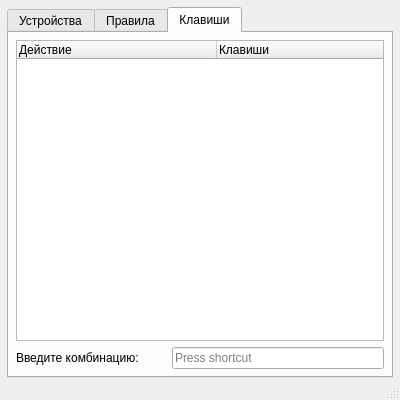
Old version of the form uisrc/window/settings.ui in the repository StarterCraft/leafyy.
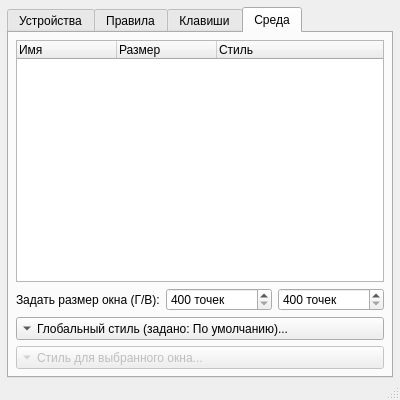
New version of the form.

The edit to the form file:
```diff
--- a/uisrc/window/settings.ui
+++ b/uisrc/window/settings.ui
@@ -36,7 +36,7 @@
     <item>
      <widget class="QTabWidget" name="tabs">
       <property name="currentIndex">
-       <number>2</number>
+       <number>3</number>
       </property>
       <widget class="QWidget" name="tabDevices">
        <attribute name="title">
@@ -200,7 +200,7 @@
         <item>
          <layout class="QHBoxLayout" name="horizontalLayout_3">
           <item>
-           <widget class="QLabel" name="label">
+           <widget class="QLabel" name="lblSequenceEdit">
             <property name="minimumSize">
              <size>
               <width>150</width>
@@ -219,6 +219,137 @@
         </item>
        </layout>
       </widget>
+      <widget class="QWidget" name="tabEnvironment">
+       <attribute name="title">
+        <string>Среда</string>
+       </attribute>
+       <layout class="QVBoxLayout" name="verticalLayout_5">
+        <property name="leftMargin">
+         <number>7</number>
+        </property>
+        <property name="topMargin">
+         <number>7</number>
+        </property>
+        <property name="rightMargin">
+         <number>7</number>
+        </property>
+        <property name="bottomMargin">
+         <number>7</number>
+        </property>
+        <item>
+         <widget class="QTreeWidget" name="treeUi">
+          <property name="itemsExpandable">
+           <bool>false</bool>
+          </property>
+          <column>
+           <property name="text">
+            <string>Имя</string>
+           </property>
+          </column>
+          <column>
+           <property name="text">
+            <string>Размер</string>
+           </property>
+          </column>
+          <column>
+           <property name="text">
+            <string>Стиль</string>
+           </property>
+          </column>
+         </widget>
+        </item>
+        <item>
+         <layout class="QHBoxLayout" name="horizontalLayout_4">
+          <item>
+           <widget class="QLabel" name="label">
+            <property name="text">
+             <string>Задать размер окна (Г/В):</string>
+            </property>
+           </widget>
+          </item>
+          <item>
+           <widget class="QSpinBox" name="spbHorizontal">
+            <property name="suffix">
+             <string> точек</string>
+            </property>
+            <property name="prefix">
+             <string/>
+            </property>
+            <property name="minimum">
+             <number>400</number>
+            </property>
+            <property name="maximum">
+             <number>3200</number>
+            </property>
+           </widget>
+          </item>
+          <item>
+           <widget class="QSpinBox" name="spbVertical">
+            <property name="suffix">
+             <string> точек</string>
+            </property>
+            <property name="prefix">
+             <string/>
+            </property>
+            <property name="minimum">
+             <number>400</number>
+            </property>
+            <property name="maximum">
+             <number>3200</number>
+            </property>
+           </widget>
+          </item>
+         </layout>
+        </item>
+        <item>
+         <widget class="QToolButton" name="btnGlobalStyle">
+          <property name="sizePolicy">
+           <sizepolicy hsizetype="Preferred" vsizetype="Preferred">
+            <horstretch>0</horstretch>
+            <verstretch>0</verstretch>
+           </sizepolicy>
+          </property>
+          <property name="text">
+           <string>Глобальный стиль (задано: По умолчанию)...</string>
+          </property>
+          <property name="autoExclusive">
+           <bool>true</bool>
+          </property>
+          <property name="toolButtonStyle">
+           <enum>Qt::ToolButtonTextBesideIcon</enum>
+          </property>
+          <property name="autoRaise">
+           <bool>false</bool>
+          </property>
+          <property name="arrowType">
+           <enum>Qt::DownArrow</enum>
+          </property>
+         </widget>
+        </item>
+        <item>
+         <widget class="QToolButton" name="btnComponentStyle">
+          <property name="enabled">
+           <bool>false</bool>
+          </property>
+          <property name="sizePolicy">
+           <sizepolicy hsizetype="Preferred" vsizetype="Preferred">
+            <horstretch>0</horstretch>
+            <verstretch>0</verstretch>
+           </sizepolicy>
+          </property>
+          <property name="text">
+           <string>Стиль для выбранного окна...</string>
+          </property>
+          <property name="toolButtonStyle">
+           <enum>Qt::ToolButtonTextBesideIcon</enum>
+          </property>
+          <property name="arrowType">
+           <enum>Qt::DownArrow</enum>
+          </property>
+         </widget>
+        </item>
+       </layout>
+      </widget>
      </widget>
     </item>
    </layout>
```
Left out of the diff: 9 changed lines with no effect on the pictures.
